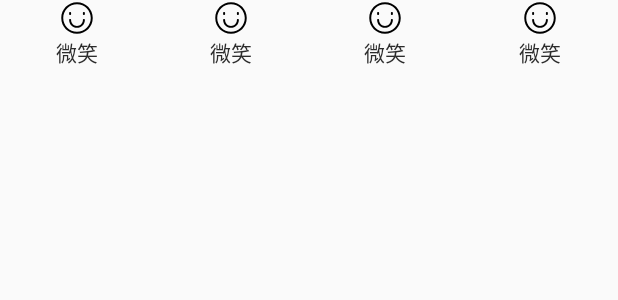
After one commit to Taylorxu/KotlinStudy, an Android app: the layout layout_navigation_bar_group.xml on its own in the app's theme, with its tools: preview values and no code run, on a phone screen of 412 x 824 dp. The commit adds this screen. Shown: the top 300 px of the screen. Run offline under Robolectric (Android 15) with nearby library versions, the phone set to English and light mode, and no system bars.

Commit message:
navigation

```diff
--- a/app/src/main/java/com/xuzhiguang/kotlinstudybyself/forecast/CustomChangeBounds.kt
+++ b/xzglibrary/src/main/java/com/xuzhiguang/xzglibrary/view/animation/CustomChangeBounds.kt
@@ -1,4 +1,4 @@
-package com.xuzhiguang.kotlinstudybyself.forecast
+package com.xuzhiguang.xzglibrary.view.animation
 
 import android.animation.Animator
 import android.os.Build
@@ -13,6 +13,7 @@ import android.view.animation.AnimationUtils
 
 /**
  * Created by 徐志广 on 2018/4/23.
+ * 自定义 share element 的类, 单没有弧度轨迹
  */
 class CustomChangeBounds : ChangeBounds() {
     override fun createAnimator(sceneRoot: ViewGroup?, startValues: TransitionValues?, endValues: TransitionValues?): Animator {
--- /dev/null
+++ b/xzglibrary/src/main/res/drawable/ic_semll.xml
@@ -0,0 +1,5 @@
+<vector android:height="24dp" android:viewportHeight="1024.0"
+    android:viewportWidth="1024.0" android:width="24dp" xmlns:android="http://schemas.android.com/apk/res/android">
+    <path android:fillColor="#FF000000" android:pathData="M512,64C264.6,64 64,264.6 64,512s200.6,448 448,448 448,-200.6 448,-448S759.4,64 512,64zM512,904c-216.1,0 -392,-175.9 -392,-392s175.9,-392 392,-392 392,175.9 392,392 -175.9,392 -392,392z"/>
+    <path android:fillColor="#FF000000" android:pathData="M316,428c15.5,0 28,-12.5 28,-28v-28c0,-15.5 -12.5,-28 -28,-28s-28,12.5 -28,28v28c0,15.5 12.5,28 28,28zM708,344c-15.5,0 -28,12.5 -28,28v28c0,15.5 12.5,28 28,28s28,-12.5 28,-28v-28c0,-15.5 -12.5,-28 -28,-28zM708,540c-15.5,0 -28,12.5 -28,28 0,92.6 -75.4,168 -168,168s-168,-75.4 -168,-168c0,-15.5 -12.5,-28 -28,-28s-28,12.5 -28,28c0,123.5 100.5,224 224,224s224,-100.5 224,-224c0,-15.5 -12.5,-28 -28,-28z"/>
+</vector>
--- /dev/null
+++ b/xzglibrary/src/main/res/drawable/ic_semll_checked.xml
@@ -0,0 +1,12 @@
+<vector xmlns:android="http://schemas.android.com/apk/res/android"
+    android:width="24dp"
+    android:height="24dp"
+    android:viewportHeight="1024.0"
+    android:viewportWidth="1024.0">
+    <path
+        android:fillColor="#1296db"
+        android:pathData="M512,64C264.6,64 64,264.6 64,512s200.6,448 448,448 448,-200.6 448,-448S759.4,64 512,64zM512,904c-216.1,0 -392,-175.9 -392,-392s175.9,-392 392,-392 392,175.9 392,392 -175.9,392 -392,392z" />
+    <path
+        android:fillColor="#1296db"
+        android:pathData="M316,428c15.5,0 28,-12.5 28,-28v-28c0,-15.5 -12.5,-28 -28,-28s-28,12.5 -28,28v28c0,15.5 12.5,28 28,28zM708,344c-15.5,0 -28,12.5 -28,28v28c0,15.5 12.5,28 28,28s28,-12.5 28,-28v-28c0,-15.5 -12.5,-28 -28,-28zM708,540c-15.5,0 -28,12.5 -28,28 0,92.6 -75.4,168 -168,168s-168,-75.4 -168,-168c0,-15.5 -12.5,-28 -28,-28s-28,12.5 -28,28c0,123.5 100.5,224 224,224s224,-100.5 224,-224c0,-15.5 -12.5,-28 -28,-28z" />
+</vector>
--- /dev/null
+++ b/xzglibrary/src/main/res/drawable/selector_bar_text_color.xml
@@ -0,0 +1,5 @@
+<?xml version="1.0" encoding="utf-8"?>
+<selector xmlns:android="http://schemas.android.com/apk/res/android">
+    <item android:color="#1296db" android:state_checked="true" />
+    <item android:color="#2c2c2c" android:state_checked="false" />
+</selector>
--- /dev/null
+++ b/xzglibrary/src/main/res/drawable/selector_nv_bar0.xml
@@ -0,0 +1,5 @@
+<?xml version="1.0" encoding="utf-8"?>
+<selector xmlns:android="http://schemas.android.com/apk/res/android">
+    <item android:drawable="@drawable/ic_semll_checked" android:state_checked="true" />
+    <item android:drawable="@drawable/ic_semll" android:state_checked="false" />
+</selector>
--- /dev/null
+++ b/xzglibrary/src/main/res/layout/layout_navigation_bar_group.xml
@@ -0,0 +1,57 @@
+<?xml version="1.0" encoding="utf-8"?>
+
+<RadioGroup xmlns:android="http://schemas.android.com/apk/res/android"
+    android:id="@+id/rb_group"
+    android:layout_width="match_parent"
+    android:layout_height="56dp"
+    android:orientation="horizontal">
+
+    <RadioButton
+        android:id="@+id/rb_0"
+        android:layout_width="0dp"
+        android:layout_height="match_parent"
+        android:layout_weight="1"
+        android:button="@null"
+        android:drawableTop="@drawable/selector_nv_bar0"
+        android:gravity="center_horizontal"
+        android:text="微笑"
+        android:textColor="@drawable/selector_bar_text_color"
+        />
+
+    <RadioButton
+        android:id="@+id/rb_1"
+        android:layout_width="0dp"
+        android:layout_height="match_parent"
+
+        android:layout_weight="1"
+        android:button="@null"
+        android:drawableTop="@drawable/selector_nv_bar0"
+        android:gravity="center_horizontal"
+        android:text="微笑"
+        android:textColor="@drawable/selector_bar_text_color"
+        />
+
+    <RadioButton
+        android:id="@+id/rb_2"
+        android:layout_width="0dp"
+        android:layout_height="match_parent"
+        android:layout_weight="1"
+        android:button="@null"
+        android:drawableTop="@drawable/selector_nv_bar0"
+        android:gravity="center_horizontal"
+        android:text="微笑"
+        android:textColor="@drawable/selector_bar_text_color"
+          />
+
+    <RadioButton
+        android:id="@+id/rb_3"
+        android:layout_width="0dp"
+        android:layout_height="match_parent"
+        android:layout_weight="1"
+        android:button="@null"
+        android:drawableTop="@drawable/selector_nv_bar0"
+        android:gravity="center_horizontal"
+        android:text="微笑"
+        android:textColor="@drawable/selector_bar_text_color"
+        />
+</RadioGroup>
--- /dev/null
+++ b/xzglibrary/src/main/res/values/menus.xml
@@ -0,0 +1,4 @@
+<?xml version="1.0" encoding="utf-8"?>
+<resources>
+    <dimen name="selector_bar_rb_padding_top" >8dp</dimen>
+</resources>
```
Also changed, not shown: app/src/main/AndroidManifest.xml (+8 -1 lines), app/src/main/java/com/xuzhiguang/kotlinstudybyself/forecast/DetailActivity.kt (+6 -1 lines), app/src/main/java/com/xuzhiguang/kotlinstudybyself/forecast/MainNavigationActivity.kt (added, +17 -0 lines), app/src/main/java/com/xuzhiguang/kotlinstudybyself/forecast/base/BaseActivity.kt (+5 -8 lines), app/src/main/res/layout/activity_main_navigation.xml (added, +24 -0 lines), xzglibrary/src/main/java/com/xuzhiguang/xzglibrary/view/xViewElement/XNavigationBar.kt (added, +61 -0 lines).
